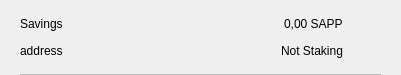
decenomy/SAPP, file src/qt/pivx/forms/csrow.ui: the form before one commit.
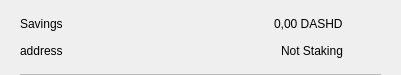
The form after the commit. Icons and pictures are not drawn.

Commit message: Replace coin unit SAPP by DASHD in the GUI

Diff of the .ui file:
```diff
--- a/src/qt/pivx/forms/csrow.ui
+++ b/src/qt/pivx/forms/csrow.ui
@@ -102,7 +102,7 @@
            <item>
             <widget class="QLabel" name="labelAmount">
              <property name="text">
-              <string>0,00 SAPP</string>
+              <string>0,00 DASHD</string>
              </property>
             </widget>
            </item>
```
The commit also changes 14 other files.
